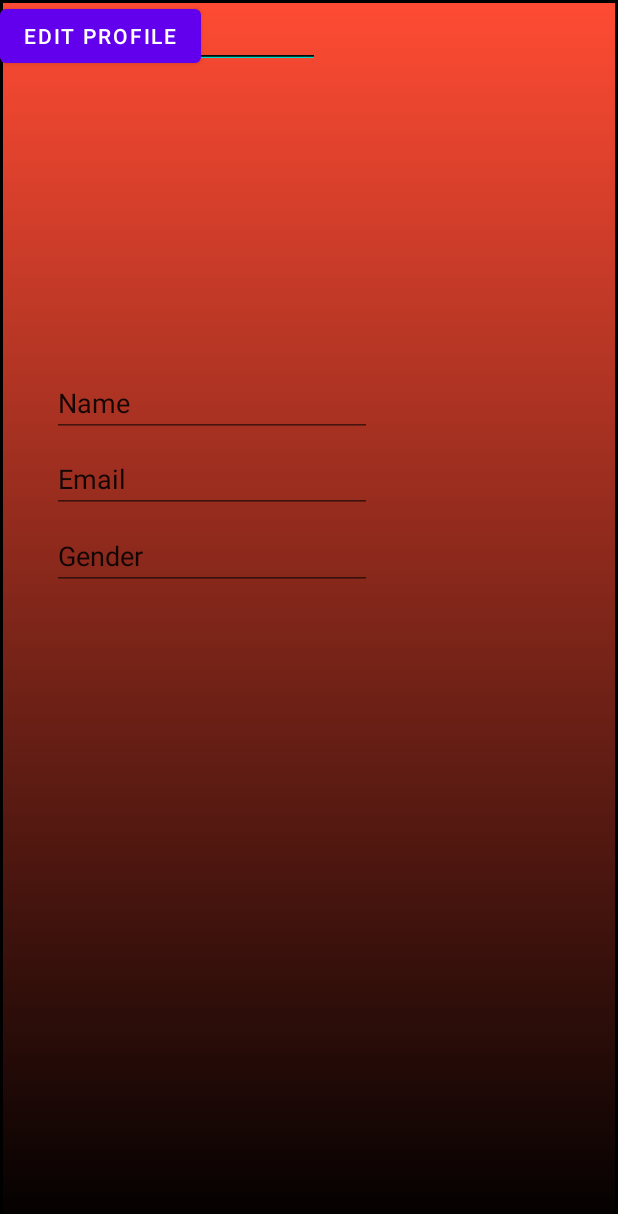
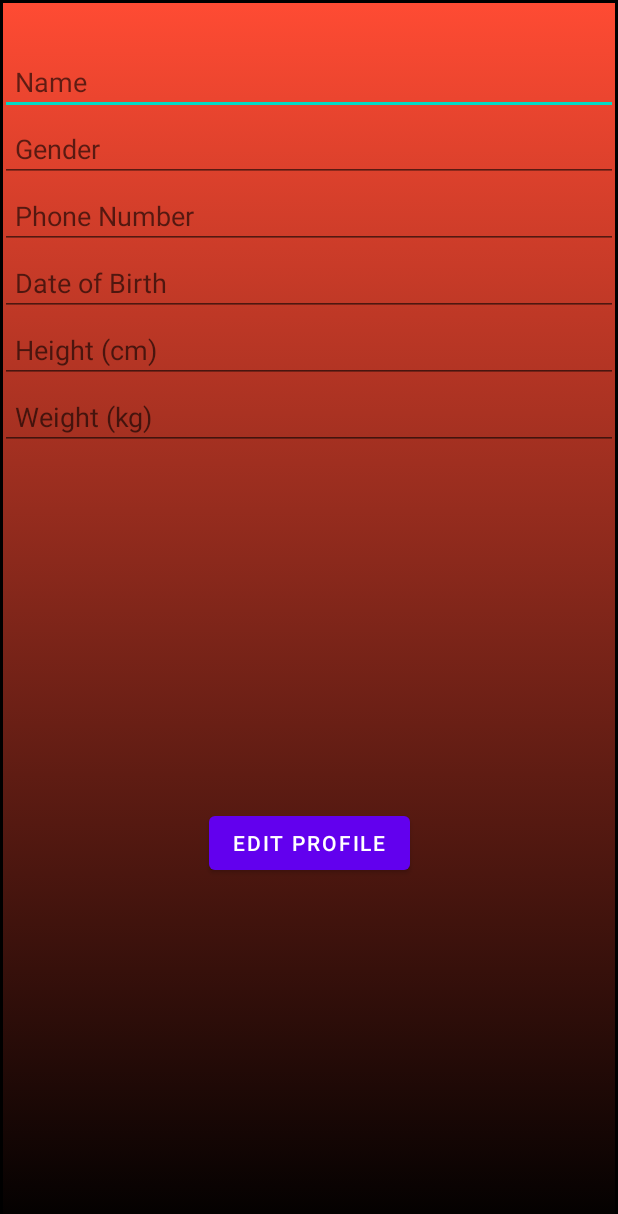
Before and after one commit to Zagred/TU-fitnes, an Android app: the Profile screen opened directly, with no data from a screen before it, on a phone screen of 412 x 824 dp. Shown: the top 1214 px of the screen. Run offline under Robolectric (Android 15) with nearby library versions, the phone set to English and light mode, and no system bars; our stand-ins replace Room's generated code.

Commit message:
MainActivity is renamed to Login, added profile function to change username ect... Database need full arrange som queries does not work and need to be added more tables(i think) Coroutines need ti be added for more optimization( program is really slow right now) UI fixes for buttons need to be done early as possible some places buttons are just next to each other and cant be tested And finally script need to be made after recreating database again to fill it up with all information needed

```diff
--- a/Android/app/src/main/java/com/example/myapplication/HomePage.kt
+++ b/Android/app/src/main/java/com/example/myapplication/HomePage.kt
@@ -22,7 +22,8 @@ class HomePage : AppCompatActivity() {
 
 
         profile.setOnClickListener {
-            val intent=Intent(this, Profile::class.java)
+            val intent = Intent(this, Profile::class.java)
+            intent.putExtra("USER_ID", getIntent().getIntExtra("USER_ID", -1))
             startActivity(intent)
         }
         /*meals*/
--- a/Android/app/src/main/java/com/example/myapplication/datamanager/custom/CustomWorkoutDAO.kt
+++ b/Android/app/src/main/java/com/example/myapplication/datamanager/custom/CustomWorkoutDAO.kt
@@ -10,7 +10,7 @@ import androidx.room.Update
 interface CustomWorkoutDAO {
     @Query("SELECT * FROM CustomWorkout")
     fun getAll(): List<CustomWorkout>
-
+/*
     @Query("SELECT * FROM CustomWorkout WHERE user_id IN " +
             "(SELECT * FROM USER WHERE username LIKE :username)")
     fun getAllUserWorkoutsByUsername(id: Int, username: String): List<CustomWorkout>
@@ -29,7 +29,7 @@ interface CustomWorkoutDAO {
 
     @Query("DELETE FROM CustomWorkout WHERE id = :id")
     fun deleteCustomWorkoutById(id: Int)
-
+*/
     @Update
     fun update(customWorkout: CustomWorkout)
 
--- a/Android/app/src/main/java/com/example/myapplication/datamanager/user/NutritionInfoDAO.kt
+++ b/Android/app/src/main/java/com/example/myapplication/datamanager/user/NutritionInfoDAO.kt
@@ -10,7 +10,7 @@ import androidx.room.Update
 interface NutritionInfoDAO {
     @Query("SELECT * FROM NutritionInfo")
     fun getAll(): List<NutritionInfo>
-
+/*
     @Query("SELECT * FROM NutritionInfo WHERE user_id LIKE :userId LIMIT 1")
     fun findByUserId(userId: Int): NutritionInfo
 
@@ -37,7 +37,7 @@ interface NutritionInfoDAO {
     @Query("DELETE FROM NutritionInfo WHERE user_id IN " +
             "(SELECT uid, username FROM User WHERE username = :username)")
     fun deleteNutritionInfoByUsername(username: String)
-
+*/
     @Update
     fun update(nutritionInfo: NutritionInfo)
 
--- a/Android/app/src/main/java/com/example/myapplication/datamanager/user/UserDAO.kt
+++ b/Android/app/src/main/java/com/example/myapplication/datamanager/user/UserDAO.kt
@@ -4,6 +4,7 @@ import androidx.room.Dao
 import androidx.room.Delete
 import androidx.room.Insert
 import androidx.room.Query
+import androidx.room.Transaction
 import androidx.room.Update
 
 
@@ -11,6 +12,9 @@ import androidx.room.Update
 interface UserDAO {
     @Query("SELECT * FROM User")
     fun getAll(): List<User>
+
+    @Query("SELECT * FROM User WHERE uid = :userId LIMIT 1")
+    fun findById(userId: Int): User
 
     @Query("SELECT * FROM User WHERE username LIKE :username LIMIT 1")
     fun findByUsername(username: String): User
@@ -32,4 +36,5 @@ interface UserDAO {
 
     @Delete
     fun delete(user: User)
+
 }
--- a/Android/app/src/main/java/com/example/myapplication/datamanager/user/UserInfoDAO.kt
+++ b/Android/app/src/main/java/com/example/myapplication/datamanager/user/UserInfoDAO.kt
@@ -11,6 +11,7 @@ interface UserInfoDAO {
     @Query("SELECT * FROM UserInfo")
     fun getAll(): List<UserInfo>
 
+    /*
         @Query("SELECT * FROM UserInfo WHERE user_id LIKE :userId LIMIT 1")
         fun findByUserId(userId: Int): UserInfo
 
@@ -29,6 +30,12 @@ interface UserInfoDAO {
         @Query("DELETE FROM UserInfo WHERE user_id IN " +
                 "(SELECT uid, username FROM User WHERE username = :username)")
         fun deleteUserInfoByUsername(username: String)
+    */
+    @Query("SELECT * FROM UserInfo WHERE user_id = :userId LIMIT 1")
+    fun getUserInfoByUserId(userId: Int): UserInfo?
+
+    @Query("SELECT * FROM UserInfo")
+    fun getAllUserInfo(): List<UserInfo>
 
     @Update
     fun update(userInfo: UserInfo)
--- a/Android/app/src/main/java/com/example/myapplication/datamanager/user/UserInfoEntity.kt
+++ b/Android/app/src/main/java/com/example/myapplication/datamanager/user/UserInfoEntity.kt
@@ -21,7 +21,7 @@ data class UserInfo(
     @ColumnInfo(name = "birthdate") val birthdate: String,
     @ColumnInfo(name = "gender") val gender: String,
     @ColumnInfo(name = "height") val height: Int,
-    @ColumnInfo(name = "weight") val weight: Float,
+    @ColumnInfo(name = "weight") val weight: Double,
     @ColumnInfo(name = "user_id") val userId: Int,
 ) {
     override fun equals(other: Any?): Boolean {
--- a/Android/app/src/main/res/layout/activity_main.xml
+++ b/Android/app/src/main/res/layout/activity_main.xml
@@ -6,7 +6,7 @@
     android:layout_width="match_parent"
     android:layout_height="match_parent"
     android:background="@drawable/baclground"
-    tools:context=".MainActivity"
+    tools:context=".login.Login"
     tools:layout_editor_absoluteX="100dp"
     tools:layout_editor_absoluteY="-8dp">
 
--- a/Android/app/src/main/res/layout/activity_profile.xml
+++ b/Android/app/src/main/res/layout/activity_profile.xml
@@ -8,106 +8,101 @@
     android:background="@drawable/baclground"
     tools:context=".Profile">
 
+    <!-- Profile Name -->
     <EditText
-        android:id="@+id/editTextText2"
-        android:layout_width="wrap_content"
+        android:id="@+id/tNameProfile"
+        android:layout_width="0dp"
         android:layout_height="wrap_content"
-        android:ems="10"
+        android:layout_marginTop="32dp"
+        android:hint="Name"
+        android:inputType="textPersonName"
+        android:padding="10dp"
+        app:layout_constraintStart_toStartOf="parent"
+        app:layout_constraintEnd_toEndOf="parent"
+        app:layout_constraintTop_toTopOf="parent"/>
+
+    <!-- Profile Gender -->
+    <EditText
+        android:id="@+id/tGenderProfile"
+        android:layout_width="0dp"
+        android:layout_height="wrap_content"
+        android:hint="Gender"
         android:inputType="text"
-        android:text="Height"
-        tools:layout_editor_absoluteX="35dp"
-        tools:layout_editor_absoluteY="442dp" />
+        android:padding="10dp"
+        app:layout_constraintStart_toStartOf="parent"
+        app:layout_constraintEnd_toEndOf="parent"
+        app:layout_constraintTop_toBottomOf="@id/tNameProfile"/>
 
+    <!-- Profile Phone Number -->
+    <EditText
+        android:id="@+id/tPhoneProfile"
+        android:layout_width="0dp"
+        android:layout_height="wrap_content"
+        android:hint="Phone Number"
+        android:inputType="phone"
+        android:padding="10dp"
+        app:layout_constraintStart_toStartOf="parent"
+        app:layout_constraintEnd_toEndOf="parent"
+        app:layout_constraintTop_toBottomOf="@id/tGenderProfile"/>
+
+    <!-- Profile Birth Date -->
+    <EditText
+        android:id="@+id/tBirthProfile"
+        android:layout_width="0dp"
+        android:layout_height="wrap_content"
+        android:hint="Date of Birth"
+        android:inputType="date"
+        android:padding="10dp"
+        app:layout_constraintStart_toStartOf="parent"
+        app:layout_constraintEnd_toEndOf="parent"
+        app:layout_constraintTop_toBottomOf="@id/tPhoneProfile"/>
+
+    <!-- Profile Height -->
+    <EditText
+        android:id="@+id/tHeightProfile"
+        android:layout_width="0dp"
+        android:layout_height="wrap_content"
+        android:hint="Height (cm)"
+        android:inputType="numberDecimal"
+        android:padding="10dp"
+        app:layout_constraintStart_toStartOf="parent"
+        app:layout_constraintEnd_toEndOf="parent"
+        app:layout_constraintTop_toBottomOf="@id/tBirthProfile"/>
+
+    <!-- Profile Weight -->
+    <EditText
+        android:id="@+id/tWeightProfile"
+        android:layout_width="0dp"
+        android:layout_height="wrap_content"
+        android:hint="Weight (kg)"
+        android:inputType="numberDecimal"
+        android:padding="10dp"
+        app:layout_constraintStart_toStartOf="parent"
+        app:layout_constraintEnd_toEndOf="parent"
+        app:layout_constraintTop_toBottomOf="@id/tHeightProfile"/>
+
+    <!-- Profile Image -->
     <ImageView
         android:id="@+id/imageView"
         android:layout_width="wrap_content"
         android:layout_height="wrap_content"
         app:layout_constraintBottom_toBottomOf="parent"
         app:layout_constraintEnd_toEndOf="parent"
-        app:layout_constraintHorizontal_bias="0.141"
         app:layout_constraintStart_toStartOf="parent"
         app:layout_constraintTop_toTopOf="parent"
-        app:layout_constraintVertical_bias="0.064"
-        tools:srcCompat="@tools:sample/avatars" />
+        app:layout_constraintVertical_bias="0.658"
+        app:layout_constraintHorizontal_bias="0.533"
+        tools:srcCompat="@tools:sample/avatars"/>
 
-    <EditText
-        android:id="@+id/tNameProfile"
-        android:layout_width="wrap_content"
-        android:layout_height="wrap_content"
-        android:ems="10"
-        android:inputType="text"
-        android:text="Name"
-        app:layout_constraintBottom_toBottomOf="parent"
-        app:layout_constraintEnd_toEndOf="parent"
-        app:layout_constraintHorizontal_bias="0.174"
-        app:layout_constraintStart_toStartOf="parent"
-        app:layout_constraintTop_toTopOf="parent"
-        app:layout_constraintVertical_bias="0.316" />
-
-    <EditText
-        android:id="@+id/tEmailProfile"
-        android:layout_width="wrap_content"
-        android:layout_height="wrap_content"
-        android:ems="10"
-        android:inputType="text"
-        android:text="Email"
-        app:layout_constraintBottom_toBottomOf="parent"
-        app:layout_constraintEnd_toEndOf="parent"
-        app:layout_constraintHorizontal_bias="0.174"
-        app:layout_constraintStart_toStartOf="parent"
-        app:layout_constraintTop_toTopOf="parent"
-        app:layout_constraintVertical_bias="0.381" />
-
-    <EditText
-        android:id="@+id/tGenderProfile"
-        android:layout_width="wrap_content"
-        android:layout_height="wrap_content"
-        android:ems="10"
-        android:inputType="text"
-        android:text="Gender"
-        app:layout_constraintBottom_toBottomOf="parent"
-        app:layout_constraintEnd_toEndOf="parent"
-        app:layout_constraintHorizontal_bias="0.174"
-        app:layout_constraintStart_toStartOf="parent"
-        app:layout_constraintTop_toTopOf="parent"
-        app:layout_constraintVertical_bias="0.447" />
-
-    <EditText
-        android:id="@+id/tPhoneProfile"
-        android:layout_width="wrap_content"
-        android:layout_height="wrap_content"
-        android:ems="10"
-        android:inputType="text"
-        android:text="Phone number"
-        tools:layout_editor_absoluteX="35dp"
-        tools:layout_editor_absoluteY="352dp" />
-
+    <!-- Edit Profile Button -->
     <Button
         android:id="@+id/btEditProfile"
         android:layout_width="wrap_content"
         android:layout_height="wrap_content"
         android:text="Edit Profile"
-        tools:layout_editor_absoluteX="39dp"
-        tools:layout_editor_absoluteY="645dp" />
-
-    <EditText
-        android:id="@+id/tBirthProfile"
-        android:layout_width="wrap_content"
-        android:layout_height="wrap_content"
-        android:ems="10"
-        android:inputType="text"
-        android:text="Date of birth"
-        tools:layout_editor_absoluteX="35dp"
-        tools:layout_editor_absoluteY="397dp" />
-
-    <EditText
-        android:id="@+id/editTextText3"
-        android:layout_width="wrap_content"
-        android:layout_height="wrap_content"
-        android:ems="10"
-        android:inputType="text"
-        android:text="Weight"
-        tools:layout_editor_absoluteX="35dp"
-        tools:layout_editor_absoluteY="487dp" />
+        app:layout_constraintEnd_toEndOf="parent"
+        app:layout_constraintStart_toStartOf="parent"
+        app:layout_constraintBottom_toBottomOf="parent"
+        app:layout_constraintTop_toBottomOf="@id/tWeightProfile"/>
 
 </androidx.constraintlayout.widget.ConstraintLayout>
```
Also changed, not shown: Android/app/src/main/AndroidManifest.xml (+3 -9 lines), Android/app/src/main/java/com/example/myapplication/MainActivity.kt (deleted, +0 -93 lines), Android/app/src/main/java/com/example/myapplication/PickCalculator.kt (deleted, +0 -29 lines), Android/app/src/main/java/com/example/myapplication/Profile.kt (+94 -0 lines), Android/app/src/main/java/com/example/myapplication/datamanager/AppDatabase.kt (+7 -0 lines), Android/app/src/main/java/com/example/myapplication/login/Login.kt (+84 -8 lines), Android/app/src/main/java/com/example/myapplication/login/Register.kt (+18 -3 lines), Android/app/src/main/java/com/example/myapplication/datamanager/user/UserEntity.kt (line endings or trailing spaces). Lines whose indentation alone changed are shown as unchanged.
